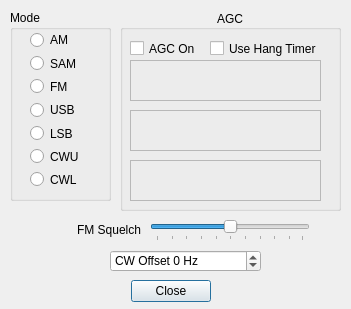
Above: gui/demodsetupdlg.ui from rafael2k/CuteSDR before the change. Below: the same form after it.
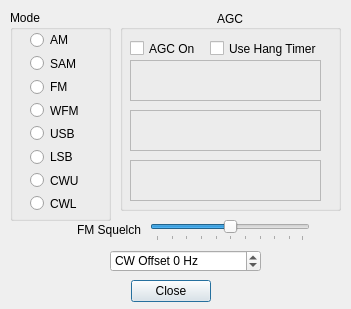
That is the form after the change. Custom widgets are drawn as their Qt base class.

Diff of the .ui file:
```diff
--- a/gui/demodsetupdlg.ui
+++ b/gui/demodsetupdlg.ui
@@ -35,7 +35,7 @@
      <x>10</x>
      <y>10</y>
      <width>101</width>
-     <height>191</height>
+     <height>211</height>
     </rect>
    </property>
    <property name="title">
@@ -47,7 +47,7 @@
       <x>20</x>
       <y>21</y>
       <width>56</width>
-      <height>157</height>
+      <height>181</height>
      </rect>
     </property>
     <layout class="QVBoxLayout" name="verticalLayout">
@@ -72,6 +72,13 @@
        </property>
       </widget>
      </item>
+     <item>
+      <widget class="QRadioButton" name="WFMradioButton">
+       <property name="text">
+        <string>WFM</string>
+       </property>
+      </widget>
+     </item>
      <item>
       <widget class="QRadioButton" name="USBradioButton">
        <property name="text">
```
Left out of the diff: 33 changed lines with no effect on the pictures.
